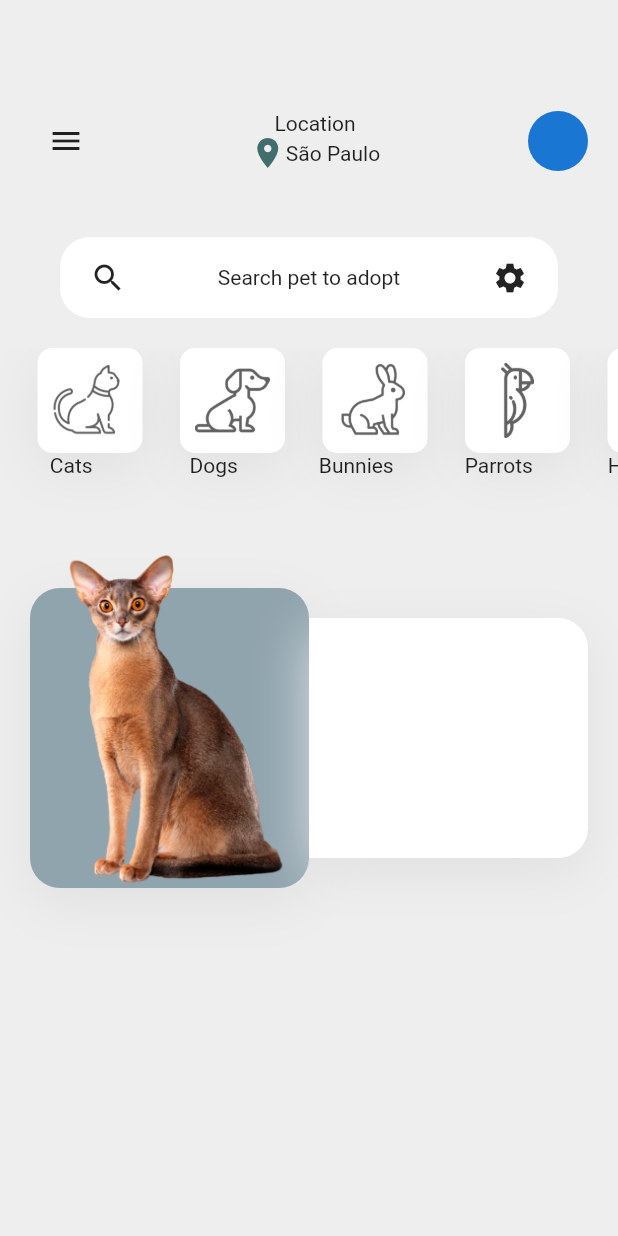
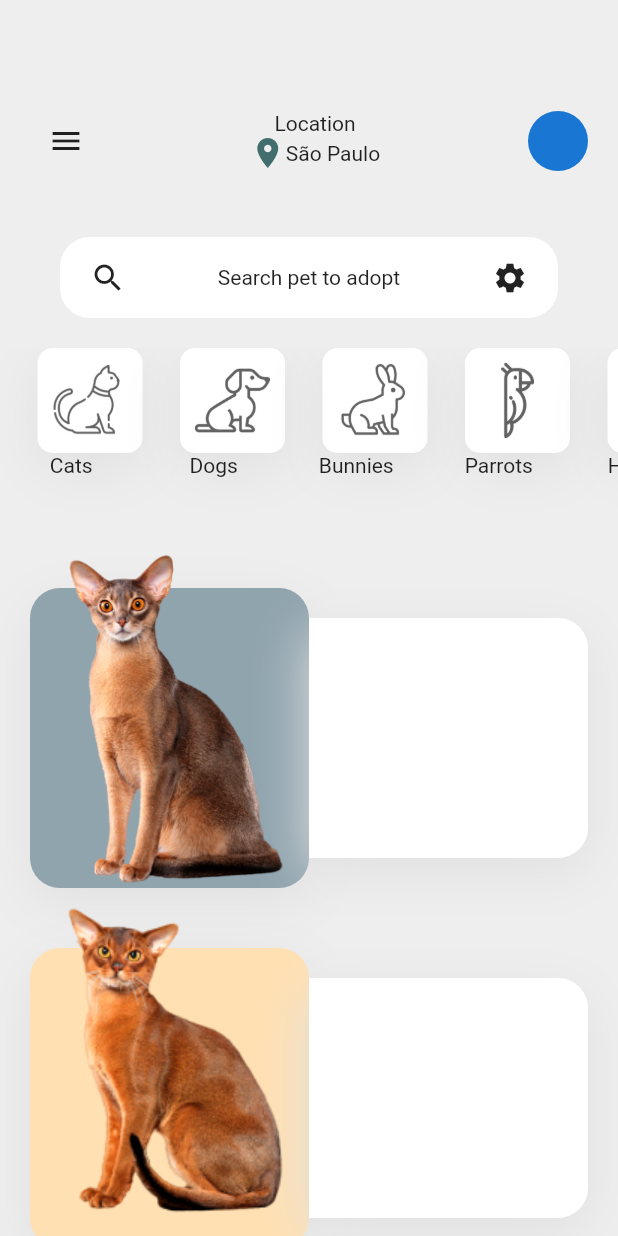
Before and after one commit to vsoaresbruno/flutter_pet_app, a Flutter app: the screen it shows after launch, on a phone screen of 412 x 824 dp. Run offline on Flutter 3.47's test engine with Material 2 defaults, Android fonts, the phone set to English and light mode, and no system bars; our stand-ins replace font_awesome_flutter.

Commit message:
feat: created menu, with user information

```diff
--- a/lib/configuration.dart
+++ b/lib/configuration.dart
@@ -1,4 +1,5 @@
 import 'package:flutter/material.dart';
+import 'package:font_awesome_flutter/font_awesome_flutter.dart';
 
 Color primaryGreen = Color(0xff416d6d);
 List<BoxShadow> shadowList = [
@@ -12,3 +13,12 @@ List<Map> categories = [
   {'name': 'Parrots', 'iconPath': 'images/parrot.png'},
   {'name': 'Horses', 'iconPath': 'images/horse.png'}
 ];
+
+List<Map> drawerItems = [
+  {'icon': FontAwesomeIcons.paw, 'title': 'Adoption'},
+  {'icon': FontAwesomeIcons.envelope, 'title': 'Donation'},
+  {'icon': FontAwesomeIcons.plus, 'title': 'Add pet'},
+  {'icon': FontAwesomeIcons.heart, 'title': 'Favorites'},
+  {'icon': FontAwesomeIcons.envelope, 'title': 'Messages'},
+  {'icon': FontAwesomeIcons.userAlt, 'title': 'Profile'},
+];
--- a/lib/drawerScreen.dart
+++ b/lib/drawerScreen.dart
@@ -10,7 +10,77 @@ class _DrawerScreenState extends State<DrawerScreen> {
   @override
   Widget build(BuildContext context) {
     return Container(
+      padding: EdgeInsets.only(top: 50, bottom: 50, left: 10),
       color: primaryGreen,
+      child: Column(
+        mainAxisAlignment: MainAxisAlignment.spaceBetween,
+        children: [
+          Row(
+            children: [
+              CircleAvatar(),
+              SizedBox(width: 20),
+              Column(
+                crossAxisAlignment: CrossAxisAlignment.start,
+                children: [
+                  Text(
+                    'Bruno Soares',
+                    style: TextStyle(
+                        color: Colors.white, fontWeight: FontWeight.bold),
+                  ),
+                  Text(
+                    'Active status',
+                    style: TextStyle(
+                        color: Colors.white, fontWeight: FontWeight.bold),
+                  ),
+                ],
+              )
+            ],
+          ),
+          Column(
+              children: drawerItems
+                  .map((element) => Padding(
+                        padding: const EdgeInsets.only(top: 20.0, bottom: 20),
+                        child: Row(
+                          children: [
+                            Icon(element['icon'],
+                                color: Colors.white, size: 20),
+                            SizedBox(width: 10),
+                            Text(
+                              element['title'],
+                              style: TextStyle(
+                                  color: Colors.white,
+                                  fontSize: 20,
+                                  fontWeight: FontWeight.bold),
+                            ),
+                          ],
+                        ),
+                      ))
+                  .toList()),
+          Row(
+            children: [
+              Icon(Icons.settings, color: Colors.white),
+              SizedBox(width: 10),
+              Text(
+                'Settings',
+                style:
+                    TextStyle(color: Colors.white, fontWeight: FontWeight.bold),
+              ),
+              SizedBox(width: 10),
+              Container(
+                width: 2,
+                height: 20,
+                color: Colors.white,
+              ),
+              SizedBox(width: 10),
+              Text(
+                'Log out',
+                style:
+                    TextStyle(color: Colors.white, fontWeight: FontWeight.bold),
+              ),
+            ],
+          )
+        ],
+      ),
     );
   }
 }
--- a/lib/homeScreen.dart
+++ b/lib/homeScreen.dart
@@ -1,5 +1,6 @@
 import 'package:flutter/material.dart';
 import 'package:pet_app/configuration.dart';
+import 'package:pet_app/screen2.dart';
 
 class HomeScreen extends StatefulWidget {
   @override
@@ -16,15 +17,21 @@ class _HomeScreenState extends State<HomeScreen> {
   Widget build(BuildContext context) {
     return AnimatedContainer(
       transform: Matrix4.translationValues(xOffset, yOffset, 0)
-        ..scale(scaleFactor),
+        ..scale(scaleFactor)
+        ..rotateY(isDrawerOpen ? -0.5 : 0),
       duration: Duration(milliseconds: 250),
+      decoration: BoxDecoration(
+        borderRadius: BorderRadius.circular(isDrawerOpen ? 40 : 0.0),
         color: Colors.grey[200],
+      ),
+      child: SingleChildScrollView(
         child: Column(children: [
           SizedBox(height: 50),
           Container(
             margin: EdgeInsets.symmetric(horizontal: 20, vertical: 20),
-          child:
-              Row(mainAxisAlignment: MainAxisAlignment.spaceBetween, children: [
+            child: Row(
+                mainAxisAlignment: MainAxisAlignment.spaceBetween,
+                children: [
                   isDrawerOpen
                       ? IconButton(
                           icon: Icon(Icons.arrow_back_ios),
@@ -108,7 +115,12 @@ class _HomeScreenState extends State<HomeScreen> {
               },
             ),
           ),
-        Container(
+          GestureDetector(
+            onTap: () {
+              Navigator.push(
+                  context, MaterialPageRoute(builder: (context) => Screen2()));
+            },
+            child: Container(
               height: 240,
               margin: EdgeInsets.symmetric(horizontal: 20),
               child: Row(children: [
@@ -122,7 +134,12 @@ class _HomeScreenState extends State<HomeScreen> {
                             boxShadow: shadowList),
                         margin: EdgeInsets.only(top: 40),
                       ),
-                  Align(child: Image.asset('images/pet-cat2.png'))
+                      Align(
+                        child: Hero(
+                          tag: 1,
+                          child: Image.asset('images/pet-cat2.png'),
+                        ),
+                      )
                     ],
                   ),
                 ),
@@ -139,7 +156,52 @@ class _HomeScreenState extends State<HomeScreen> {
                 ),
               ]),
             ),
+          ),
+          GestureDetector(
+            onTap: () {
+              Navigator.push(
+                  context, MaterialPageRoute(builder: (context) => Screen2()));
+            },
+            child: Container(
+              height: 240,
+              margin: EdgeInsets.symmetric(horizontal: 20),
+              child: Row(children: [
+                Expanded(
+                  child: Stack(
+                    children: [
+                      Container(
+                        decoration: BoxDecoration(
+                            color: Colors.orange[100],
+                            borderRadius: BorderRadius.circular(20),
+                            boxShadow: shadowList),
+                        margin: EdgeInsets.only(top: 40),
+                      ),
+                      Align(
+                        child: Hero(
+                          tag: 2,
+                          child: Image.asset('images/pet-cat1.png'),
+                        ),
+                      ),
+                    ],
+                  ),
+                ),
+                Expanded(
+                  child: Container(
+                    margin: EdgeInsets.only(top: 60, bottom: 20),
+                    decoration: BoxDecoration(
+                        color: Colors.white,
+                        boxShadow: shadowList,
+                        borderRadius: BorderRadius.only(
+                            topRight: Radius.circular(20),
+                            bottomRight: Radius.circular(20))),
+                  ),
+                ),
               ]),
+            ),
+          ),
+          SizedBox(height: 100)
+        ]),
+      ),
     );
   }
 }
```
Lines whose indentation alone changed are shown as unchanged.
